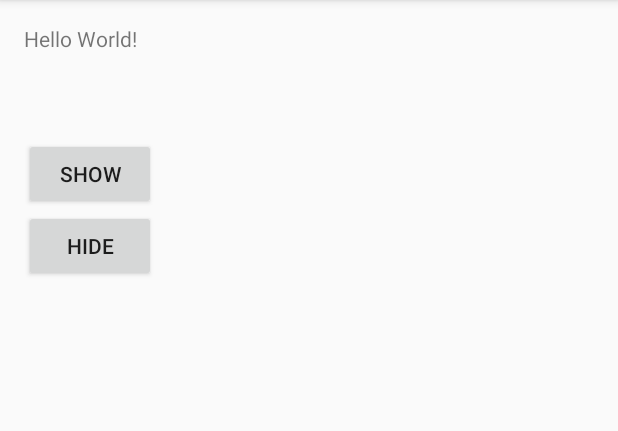
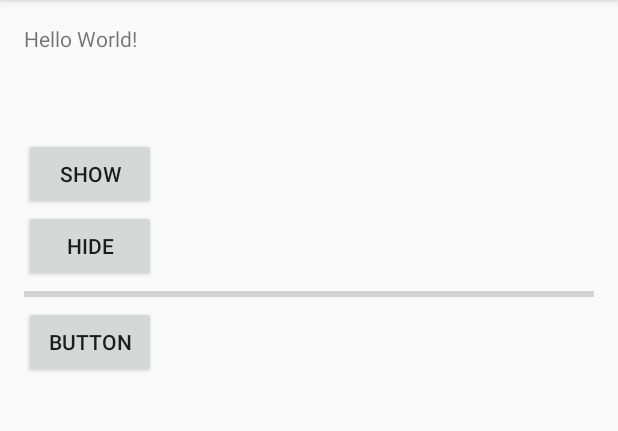
Before and after one commit to Shaojung/DB011401, an Android app: the screen it shows after launch (MainActivity), after a tap on "HIDE", on a phone screen of 412 x 824 dp, the part 84-515 px from its top. Run offline under Robolectric (Android 15) with nearby library versions, the phone set to English and light mode, and no system bars.

Commit message:
setProgress

```diff
--- a/app/src/main/java/com/example/student/db011401/MainActivity.java
+++ b/app/src/main/java/com/example/student/db011401/MainActivity.java
@@ -6,13 +6,14 @@ import android.view.View;
 import android.widget.ProgressBar;
 
 public class MainActivity extends AppCompatActivity {
-    ProgressBar pb;
+    ProgressBar pb, pb2;
     @Override
     protected void onCreate(Bundle savedInstanceState) {
         super.onCreate(savedInstanceState);
         setContentView(R.layout.activity_main);
 
         pb = (ProgressBar) findViewById(R.id.progressBar);
+        pb2 = (ProgressBar) findViewById(R.id.progressBar2);
     }
     public void clickShow(View v)
     {
@@ -23,4 +24,8 @@ public class MainActivity extends AppCompatActivity {
     {
         pb.setVisibility(View.INVISIBLE);
     }
+    public void clickAdd(View v)
+    {
+        pb2.setProgress(pb2.getProgress() + 10);
+    }
 }
--- a/app/src/main/res/layout/activity_main.xml
+++ b/app/src/main/res/layout/activity_main.xml
@@ -42,4 +42,23 @@
         android:layout_alignParentStart="true"
         android:id="@+id/button2"
         android:onClick="clickHide" />
+
+    <ProgressBar
+        style="?android:attr/progressBarStyleHorizontal"
+        android:layout_width="wrap_content"
+        android:layout_height="wrap_content"
+        android:layout_below="@+id/button2"
+        android:layout_alignParentStart="true"
+        android:id="@+id/progressBar2"
+        android:layout_alignParentEnd="true"
+        android:progress="0" />
+
+    <Button
+        android:text="Button"
+        android:layout_width="wrap_content"
+        android:layout_height="wrap_content"
+        android:layout_below="@+id/progressBar2"
+        android:layout_alignParentStart="true"
+        android:id="@+id/button3"
+        android:onClick="clickAdd" />
 </RelativeLayout>
```
